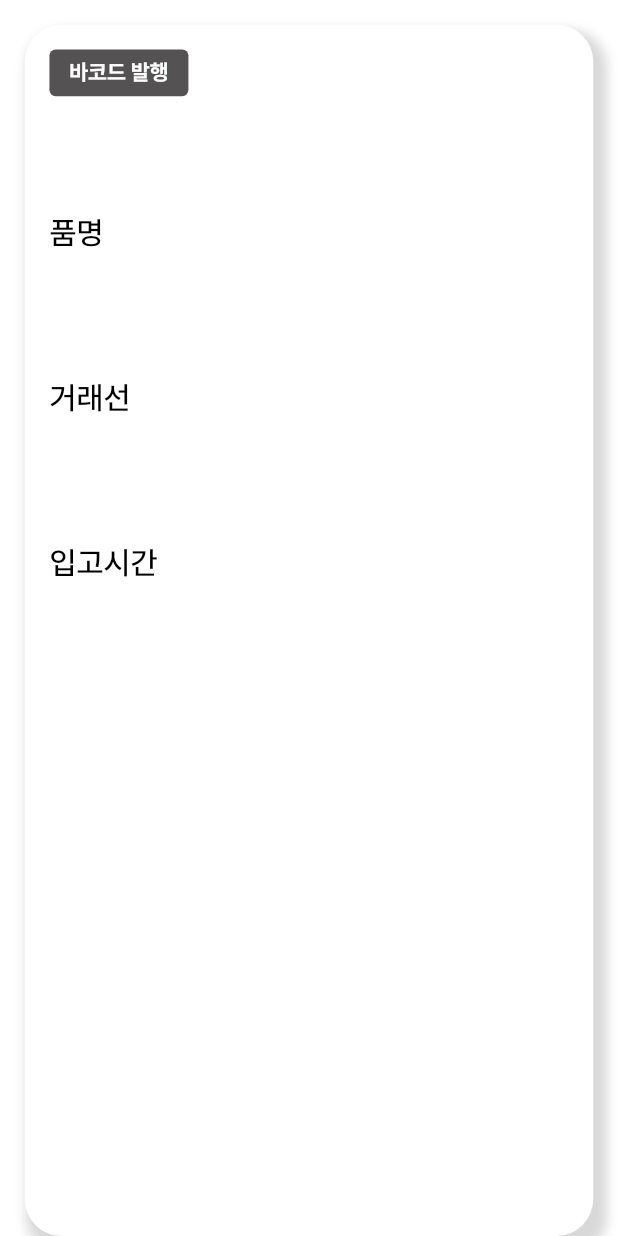
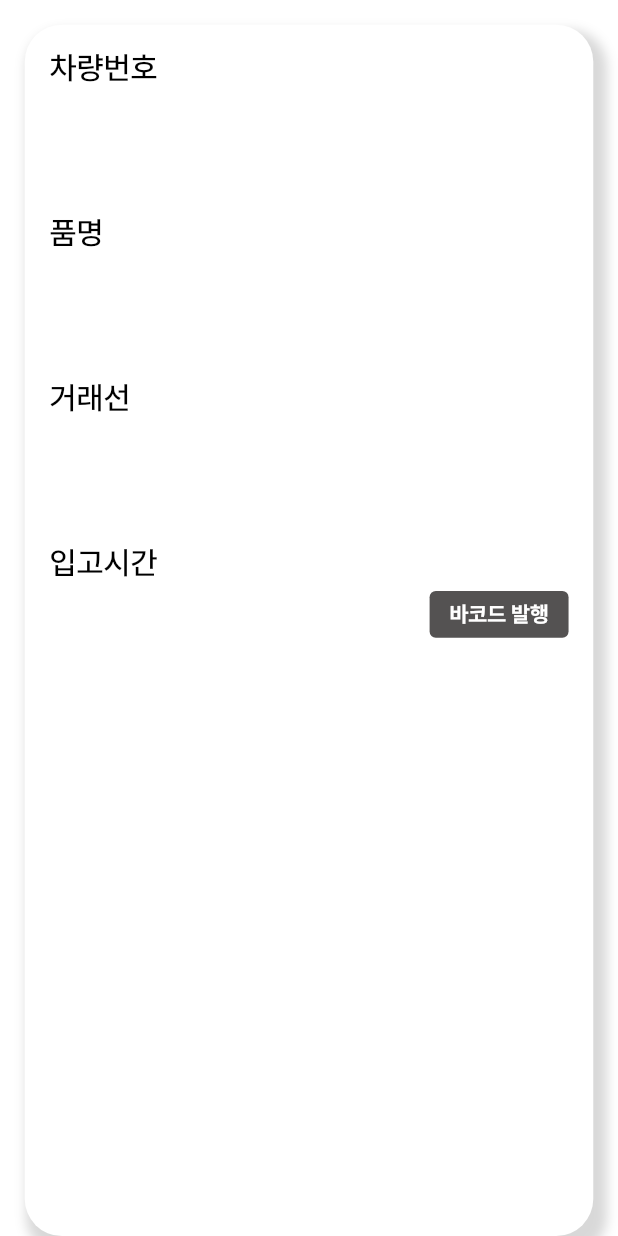
Before and after one commit to hsk9169/prosoft_app, a Flutter app: the BarcodeDetails widget shown alone on an empty page, opened directly with empty values, on a phone screen of 412 x 824 dp. Run offline on Flutter 3.47's test engine with Material 2 defaults, Android fonts, the phone set to English and light mode, and no system bars; our stand-ins replace barcode_widget, firebase_core, firebase_messaging, flutter_local_notifications, flutter_secure_storage, flutter_svg and 3 more; missing offline and left inert: encrypt, flutter_app_badger; accounts and stored records are empty; statements that could not run were skipped; project files that could hold a hidden picture were left out.

Commit message:
barcode issue function, adding account, sign in function updated

```diff
--- a/lib/screens/main_view.dart
+++ b/lib/screens/main_view.dart
@@ -206,8 +206,8 @@ class _MainView extends State<MainView> {
   }
 
   Widget _renderMatlName(List<WaitingStatus> list) {
-    final scrapYard = list.isNotEmpty ? list[0].scrapYardCode : 'NULL';
-    final measrGbnCode = list.isNotEmpty ? list[0].measrGbnCode : 'NULL';
+    final scrapYard = list.isNotEmpty ? list[0].scrapYardCode : '';
+    final measrGbnCode = list.isNotEmpty ? list[0].measrGbnCode : '';
     return Padding(
         padding: EdgeInsets.only(
           left: context.pWidth * 0.01,
--- a/lib/widgets/barcode_details.dart
+++ b/lib/widgets/barcode_details.dart
@@ -40,8 +40,7 @@ class BarcodeDetails extends StatelessWidget {
           ),
         ],
       ),
-        child: Stack(children: [
-          Column(children: [
+      child: Column(children: [
         _renderCarFullNo(context),
         Padding(
           padding: EdgeInsets.all(context.pHeight * 0.01),
@@ -54,10 +53,12 @@ class BarcodeDetails extends StatelessWidget {
         Padding(
           padding: EdgeInsets.all(context.pHeight * 0.01),
         ),
-            _renderGateInTime(context),
+        Row(mainAxisAlignment: MainAxisAlignment.spaceBetween, children: [
+          Expanded(child: _renderGateInTime(context)),
+          DarkButton(text: '바코드 발행', onTap: onTapIssue!)
+        ])
       ]),
-          DarkButton(text: '바코드 발행', onTap: () => onTapIssue)
-        ]));
+    );
   }
 
   Widget _renderCarFullNo(BuildContext context) {
@@ -146,7 +147,7 @@ class BarcodeDetails extends StatelessWidget {
       children: [
         Container(
             alignment: Alignment.centerLeft,
-            width: context.pWidth,
+            //width: context.pWidth,
             child: Text('입고시간',
                 style: TextStyle(
                     fontSize: context.pWidth * 0.05,
@@ -157,7 +158,7 @@ class BarcodeDetails extends StatelessWidget {
           padding: EdgeInsets.all(context.pHeight * 0.01),
         ),
         Container(
-            width: context.pWidth,
+            //width: context.pWidth,
             alignment: Alignment.centerLeft,
             padding: EdgeInsets.only(left: context.pWidth * 0.06),
             child: Text(inStoreTime!,
```
Also changed, not shown: lib/screens/barcode_issue_view.dart (+22 -20 lines), lib/screens/signin_view.dart (+5 -5 lines). Lines whose indentation alone changed are shown as unchanged.
